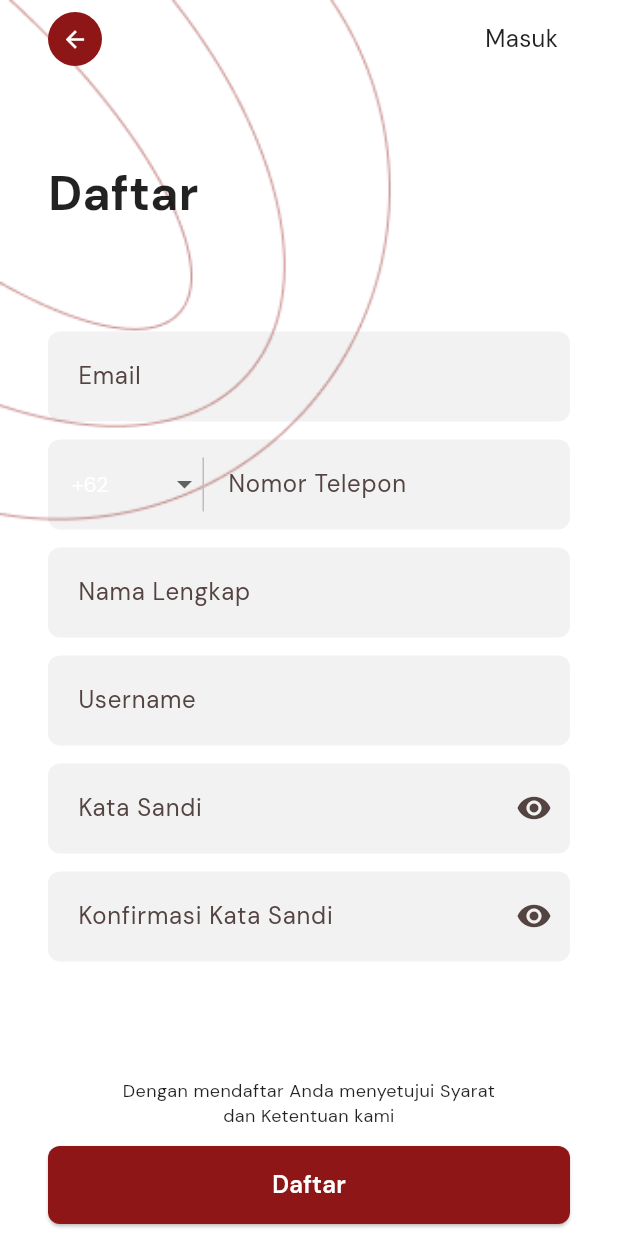
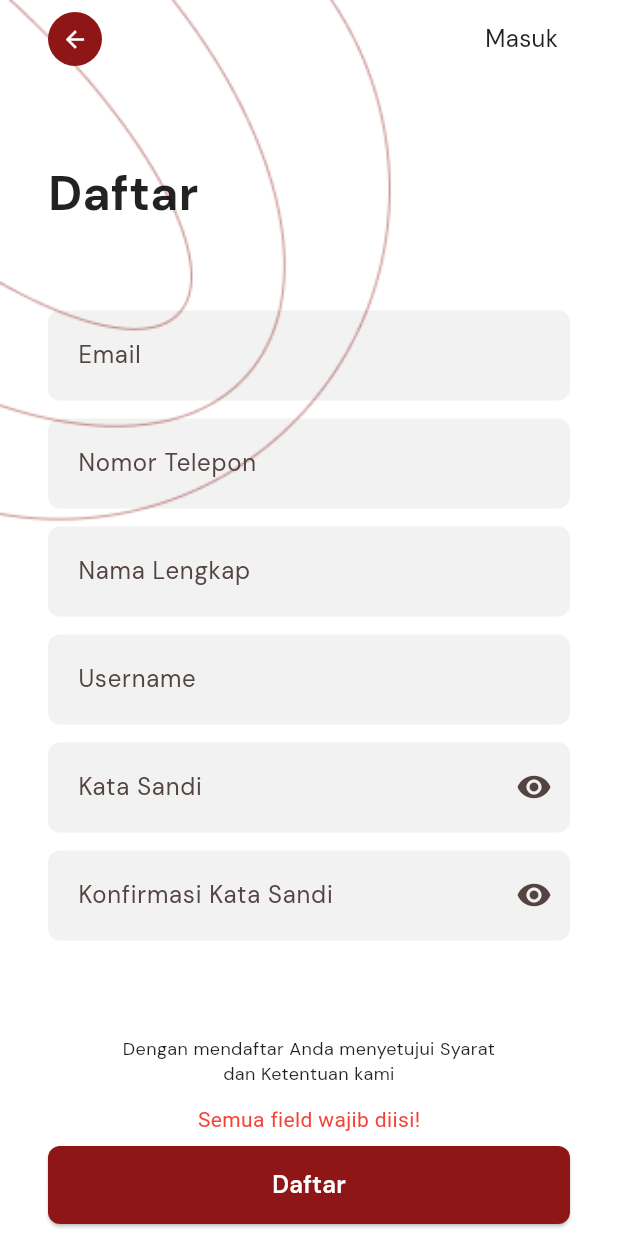
Before and after one commit to Ilyessin12/heartbite_app, a Flutter app: the RegisterPage screen opened directly, after a tap on "Daftar", on a phone screen of 412 x 824 dp. Run offline on Flutter 3.47's test engine with Material 3 defaults, Android fonts, the phone set to English and light mode, and no system bars; our stand-ins replace flutter_dotenv, google_fonts, image_picker, solar_icons, sqflite, supabase_flutter; missing offline and left inert: cloudinary_public, iconoir_flutter; accounts and stored records are empty.

Commit message:
add login and register, enabling email verification for login and reset password (on progress)

```diff
--- a/lib/login-register/register.dart
+++ b/lib/login-register/register.dart
@@ -1,6 +1,8 @@
 import 'package:flutter/material.dart';
 import 'package:google_fonts/google_fonts.dart';
 import 'login.dart';
+import '../services/user_service.dart';
+import '../setup_pages/setupallergies.dart';
 
 class RegisterPage extends StatefulWidget {
   const RegisterPage({super.key});
@@ -12,6 +14,17 @@ class RegisterPage extends StatefulWidget {
 class _RegisterPageState extends State<RegisterPage> {
   // Variabel untuk mengatur apakah password terlihat atau tidak
   bool _isPasswordVisible = false;
+
+  // Status message for registration feedback
+  String _statusMessage = '';
+
+  // Tambahkan controller di sini
+  final _emailController = TextEditingController();
+  final _fullNameController = TextEditingController();
+  final _usernameController = TextEditingController();
+  final _passwordController = TextEditingController();
+  final _confirmPasswordController = TextEditingController();
+  final _phoneController = TextEditingController();
 
   @override
   Widget build(BuildContext context) {
@@ -113,6 +126,7 @@ class _RegisterPageState extends State<RegisterPage> {
                               children: [
                                 // Teks deskripsi rata kiri
                                 TextField(
+                                  controller: _emailController, // Tambahkan ini
                                   style: GoogleFonts.dmSans(),
                                   decoration: InputDecoration(
                                     hintText: 'Email',
@@ -130,83 +144,29 @@ class _RegisterPageState extends State<RegisterPage> {
                                   ),
                                 ),
                                 SizedBox(height: 12),
-                                Container(
-                                  decoration: BoxDecoration(
-                                    color: Color.fromARGB(13, 0, 0, 0),
-                                    borderRadius: BorderRadius.circular(8),
-                                  ),
-                                  child: Row(
-                                    children: [
-                                      // Kode Telepon
-                                      SizedBox(
-                                        width:
-                                            MediaQuery.of(context).size.width *
-                                            0.25,
-                                        child: DropdownButtonHideUnderline(
-                                          child: DropdownButtonFormField<
-                                            String
-                                          >(
-                                            value: '+62',
-                                            style: GoogleFonts.dmSans(),
-                                            decoration: InputDecoration(
-                                              contentPadding:
-                                                  EdgeInsets.symmetric(
-                                                    horizontal: 16,
-                                                    vertical: 18,
-                                                  ),
-                                              border: InputBorder.none,
-                                            ),
-                                            items:
-                                                ['+62', '+1', '+44', '+91']
-                                                    .map(
-                                                      (
-                                                        code,
-                                                      ) => DropdownMenuItem(
-                                                        value: code,
-                                                        child: Text(
-                                                          code,
-                                                          style:
-                                                              GoogleFonts.dmSans(),
-                                                        ),
-                                                      ),
-                                                    )
-                                                    .toList(),
-                                            onChanged: (value) {
-                                              // TODO
-                                            },
-                                          ),
-                                        ),
-                                      ),
-
-                                      // Garis pemisah
-                                      Container(
-                                        height: 36,
-                                        width: 1,
-                                        color: Colors.grey.shade400,
-                                      ),
-
-                                      // Nomor Telepon
-                                      Expanded(
-                                        child: TextField(
+                                TextField(
+                                  controller: _phoneController,
                                   style: GoogleFonts.dmSans(),
                                   keyboardType: TextInputType.phone,
                                   decoration: InputDecoration(
                                     hintText: 'Nomor Telepon',
                                     hintStyle: GoogleFonts.dmSans(),
-                                            contentPadding:
-                                                EdgeInsets.symmetric(
+                                    contentPadding: EdgeInsets.symmetric(
                                       horizontal: 16,
                                       vertical: 18,
                                     ),
-                                            border: InputBorder.none,
+                                    border: OutlineInputBorder(
+                                      borderRadius: BorderRadius.circular(8),
+                                      borderSide: BorderSide.none,
                                     ),
-                                        ),
-                                      ),
-                                    ],
+                                    filled: true,
+                                    fillColor: Color.fromARGB(13, 0, 0, 0),
                                   ),
                                 ),
                                 SizedBox(height: 12),
                                 TextField(
+                                  controller:
+                                      _fullNameController, // Tambahkan ini
                                   style: GoogleFonts.dmSans(),
                                   decoration: InputDecoration(
                                     hintText: 'Nama Lengkap',
@@ -225,6 +185,8 @@ class _RegisterPageState extends State<RegisterPage> {
                                 ),
                                 SizedBox(height: 12),
                                 TextField(
+                                  controller:
+                                      _usernameController, // Tambahkan ini
                                   style: GoogleFonts.dmSans(),
                                   decoration: InputDecoration(
                                     hintText: 'Username',
@@ -243,6 +205,8 @@ class _RegisterPageState extends State<RegisterPage> {
                                 ),
                                 SizedBox(height: 12),
                                 TextField(
+                                  controller:
+                                      _passwordController, // Tambahkan ini
                                   style: GoogleFonts.dmSans(),
                                   obscureText:
                                       !_isPasswordVisible, // Menyembunyikan atau menampilkan password
@@ -276,6 +240,8 @@ class _RegisterPageState extends State<RegisterPage> {
                                 ),
                                 SizedBox(height: 12),
                                 TextField(
+                                  controller:
+                                      _confirmPasswordController, // Tambahkan ini
                                   style: GoogleFonts.dmSans(),
                                   obscureText:
                                       !_isPasswordVisible, // Menyembunyikan atau menampilkan password
@@ -330,12 +296,79 @@ class _RegisterPageState extends State<RegisterPage> {
                               ),
                             ),
                             SizedBox(height: 12),
+                            // ...existing code sebelum tombol daftar...
+                            if (_statusMessage.isNotEmpty)
+                              Padding(
+                                padding: const EdgeInsets.only(bottom: 8.0),
+                                child: Text(
+                                  _statusMessage,
+                                  style: TextStyle(
+                                    color:
+                                        _statusMessage.contains('berhasil')
+                                            ? Colors.green
+                                            : Colors.red,
+                                    fontSize: 14,
+                                  ),
+                                ),
+                              ),
+                            // ...existing code tombol daftar...
                             SizedBox(
                               width: double.infinity,
                               height: 52,
                               child: ElevatedButton(
-                                onPressed: () {
-                                  // Aksi daftar
+                                onPressed: () async {
+                                  setState(() {
+                                    _statusMessage = '';
+                                  });
+
+                                  // Validasi sederhana
+                                  if (_emailController.text.isEmpty ||
+                                      _fullNameController.text.isEmpty ||
+                                      _usernameController.text.isEmpty ||
+                                      _passwordController.text.isEmpty ||
+                                      _phoneController.text.isEmpty) {
+                                    setState(() {
+                                      _statusMessage =
+                                          'Semua field wajib diisi!';
+                                    });
+                                    return;
+                                  }
+
+                                  if (_passwordController.text !=
+                                      _confirmPasswordController.text) {
+                                    setState(() {
+                                      _statusMessage =
+                                          'Kata sandi tidak cocok!';
+                                    });
+                                    return;
+                                  }
+
+                                  try {
+                                    final userService = UserService();
+                                    final res = await userService.signUp(
+                                      email: _emailController.text.trim(),
+                                      password: _passwordController.text,
+                                      username: _usernameController.text.trim(),
+                                      fullName: _fullNameController.text.trim(),
+                                      phone: _phoneController.text.trim(),
+                                    );
+                                    setState(() {
+                                      _statusMessage =
+                                          'Registrasi berhasil! Silakan login.';
+                                    });
+                                    // Redirect ke SetupAllergiesPage
+                                    Navigator.pushReplacement(
+                                      context,
+                                      MaterialPageRoute(
+                                        builder:
+                                            (_) => const SetupAllergiesPage(),
+                                      ),
+                                    );
+                                  } catch (e) {
+                                    setState(() {
+                                      _statusMessage = 'Registrasi gagal: $e';
+                                    });
+                                  }
                                 },
                                 style: ElevatedButton.styleFrom(
                                   backgroundColor: Color(0xFF8E1616),
```
Also changed, not shown: lib/login-register/login.dart (+65 -2 lines), lib/services/user_service.dart (+21 -14 lines), 2 other files. Lines whose indentation alone changed are shown as unchanged.
